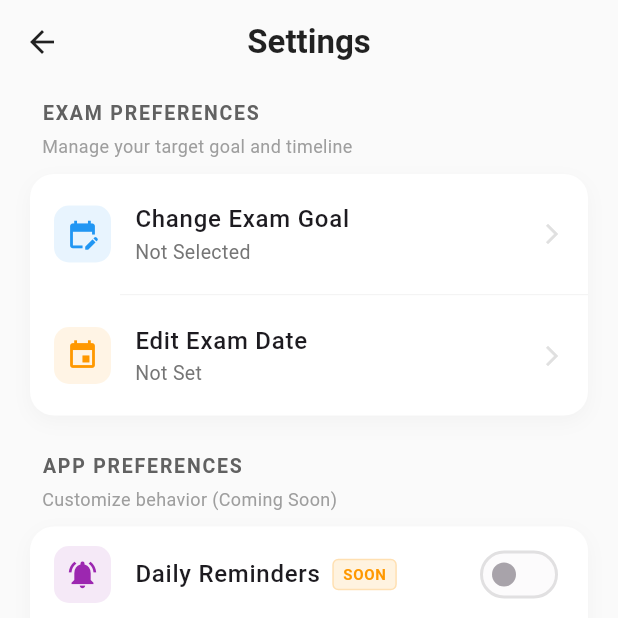
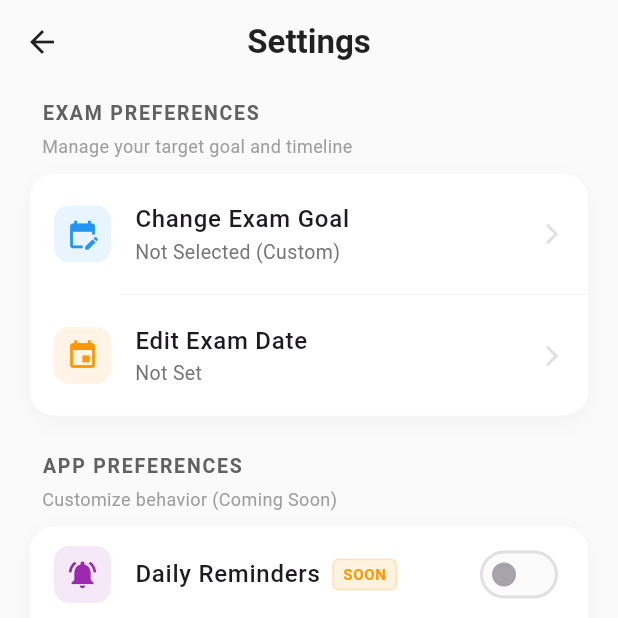
Before and after one commit to Gamerater/ExamMate, a Flutter app: the HomeScreen screen opened by its route, after a tap on the "settings" icon, on a phone screen of 412 x 824 dp, the top half of it. Run offline on Flutter 3.47's test engine with Material 3 defaults, Android fonts, the phone set to English and light mode, and no system bars; our stand-ins replace shared_preferences; accounts and stored records are empty.

Commit message:
Created an 'other' option in exam selection menu and added subtle UI changes

```diff
--- a/lib/screens/home_screen.dart
+++ b/lib/screens/home_screen.dart
@@ -12,6 +12,7 @@ class HomeScreen extends StatefulWidget {
 class _HomeScreenState extends State<HomeScreen> with WidgetsBindingObserver {
   String _examName = "Loading...";
   int _daysLeft = 0;
+  bool _isCustomExam = false; // New state variable
 
   @override
   void initState() {
@@ -49,13 +50,14 @@ class _HomeScreenState extends State<HomeScreen> with WidgetsBindingObserver {
     final todayStart = DateTime(now.year, now.month, now.day);
     final targetStart =
         DateTime(targetDate.year, targetDate.month, targetDate.day);
-
     final difference = targetStart.difference(todayStart).inDays;
 
     if (mounted) {
       setState(() {
         _examName = savedExam;
         _daysLeft = difference > 0 ? difference : 0;
+        // Logic: Check if the saved name is NOT in our predefined list
+        _isCustomExam = !AppConstants.availableExams.contains(savedExam);
       });
     }
   }
@@ -77,7 +79,6 @@ class _HomeScreenState extends State<HomeScreen> with WidgetsBindingObserver {
           IconButton(
             icon: const Icon(Icons.settings, color: Colors.black87),
             onPressed: () {
-              // LOGIC UPDATE: Wait for Settings to close, then reload data
               Navigator.pushNamed(context, '/settings').then((_) {
                 _loadExamData();
               });
@@ -108,6 +109,7 @@ class _HomeScreenState extends State<HomeScreen> with WidgetsBindingObserver {
                       vertical: 32.0, horizontal: 20.0),
                   child: Column(
                     children: [
+                      // --- UPDATED TARGET BADGE ---
                       Container(
                         padding: const EdgeInsets.symmetric(
                             horizontal: 16, vertical: 8),
@@ -115,7 +117,11 @@ class _HomeScreenState extends State<HomeScreen> with WidgetsBindingObserver {
                           color: Colors.blue.shade50,
                           borderRadius: BorderRadius.circular(20),
                         ),
-                        child: Text(
+                        // Using Row to place icon next to text
+                        child: Row(
+                          mainAxisSize: MainAxisSize.min, // Shrink to fit text
+                          children: [
+                            Text(
                               _examName.toUpperCase(),
                               style: const TextStyle(
                                 color: Colors.blue,
@@ -123,6 +129,17 @@ class _HomeScreenState extends State<HomeScreen> with WidgetsBindingObserver {
                                 letterSpacing: 1.2,
                                 fontSize: 14,
                               ),
+                            ),
+                            // Only show icon if it's a custom exam
+                            if (_isCustomExam) ...[
+                              const SizedBox(width: 6),
+                              const Icon(
+                                  Icons
+                                      .edit, // Pencil icon implies custom/editable
+                                  size: 14,
+                                  color: Colors.blue),
+                            ],
+                          ],
                         ),
                       ),
                       const SizedBox(height: 24),
--- a/lib/screens/settings_screen.dart
+++ b/lib/screens/settings_screen.dart
@@ -1,5 +1,6 @@
 import 'package:flutter/material.dart';
 import 'package:shared_preferences/shared_preferences.dart';
+import '../utils/constants.dart'; // Import constants to check list
 
 class SettingsScreen extends StatefulWidget {
   const SettingsScreen({super.key});
@@ -11,8 +12,9 @@ class SettingsScreen extends StatefulWidget {
 class _SettingsScreenState extends State<SettingsScreen> {
   String _currentExam = "Loading...";
   String _currentDateDisplay = "";
+  bool _isCustomExam = false; // New state variable
 
-  // Placeholder states for UI toggles
+  // Placeholder states
   bool _isDarkTheme = false;
   bool _showStreak = true;
 
@@ -25,7 +27,11 @@ class _SettingsScreenState extends State<SettingsScreen> {
   Future<void> _loadSettings() async {
     final prefs = await SharedPreferences.getInstance();
     setState(() {
-      _currentExam = prefs.getString('selected_exam') ?? "Not Selected";
+      final savedExam = prefs.getString('selected_exam') ?? "Not Selected";
+      _currentExam = savedExam;
+
+      // LOGIC: Check if it is custom
+      _isCustomExam = !AppConstants.availableExams.contains(savedExam);
 
       final String? dateStr = prefs.getString('exam_date');
       if (dateStr != null) {
@@ -127,7 +133,9 @@ class _SettingsScreenState extends State<SettingsScreen> {
                 icon: Icons.edit_calendar,
                 iconColor: Colors.blue,
                 title: 'Change Exam Goal',
-                subtitle: _currentExam,
+                // UI UPDATE: Show (Custom) next to name if applicable
+                subtitle:
+                    _isCustomExam ? "$_currentExam (Custom)" : _currentExam,
                 onTap: () {
                   _showConfirmationDialog(
                     title: 'Change Exam?',
@@ -161,28 +169,25 @@ class _SettingsScreenState extends State<SettingsScreen> {
 
           const SizedBox(height: 24),
 
-          // --- SECTION 2: APP PREFERENCES (PLACEHOLDERS) ---
+          // --- SECTION 2: APP PREFERENCES ---
           _buildSectionHeader(
             title: 'App Preferences',
             description: 'Customize behavior (Coming Soon)',
           ),
           _buildSectionContainer(
             children: [
-              // 1. Notifications (Disabled)
               _buildSettingsTile(
                 icon: Icons.notifications_active,
                 iconColor: Colors.purple,
                 title: 'Daily Reminders',
-                showComingSoon: true, // Shows badge
+                showComingSoon: true,
                 trailing: Switch(
                   value: false,
-                  onChanged: null, // Disabled switch
+                  onChanged: null,
                   activeColor: Colors.blue,
                 ),
               ),
               _buildDivider(),
-
-              // 2. Streak Toggle (UI Only)
               _buildSettingsTile(
                 icon: Icons.local_fire_department,
                 iconColor: Colors.deepOrange,
@@ -198,8 +203,6 @@ class _SettingsScreenState extends State<SettingsScreen> {
                 ),
               ),
               _buildDivider(),
-
-              // 3. Dark Mode (UI Only)
               _buildSettingsTile(
                 icon: Icons.dark_mode,
                 iconColor: Colors.indigo,
@@ -341,7 +344,7 @@ class _SettingsScreenState extends State<SettingsScreen> {
     String? subtitle,
     Widget? trailing,
     VoidCallback? onTap,
-    bool showComingSoon = false, // New parameter
+    bool showComingSoon = false,
   }) {
     return ListTile(
       contentPadding: const EdgeInsets.symmetric(horizontal: 16, vertical: 4),
```
Also changed, not shown: lib/screens/exam_selection_screen.dart (+127 -25 lines). Lines whose indentation alone changed are shown as unchanged.
